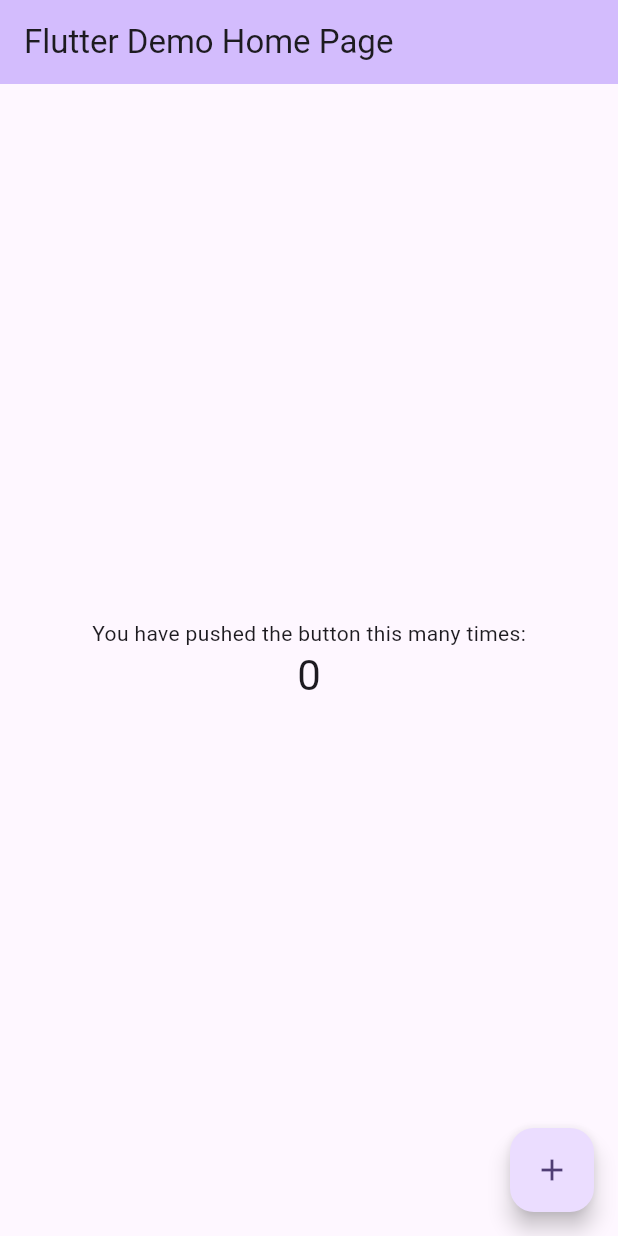
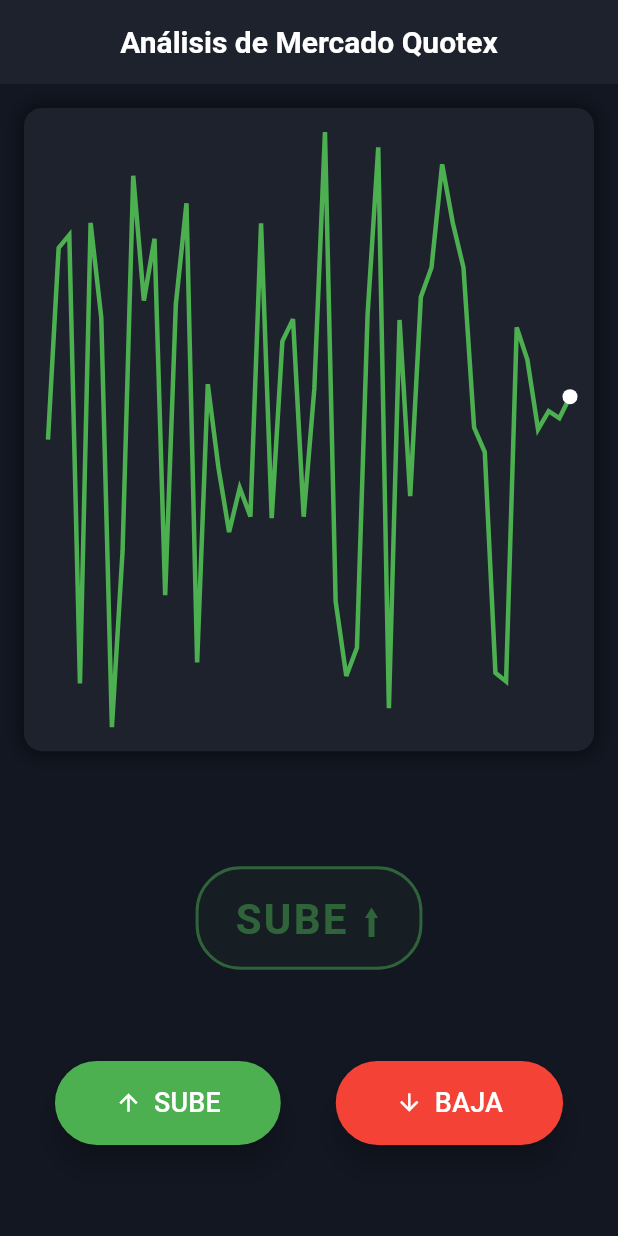
Before and after one commit to could-ai/019a5729-bf36-78be-8293-316d870344e5, a Flutter app: the screen it shows after launch, on a phone screen of 412 x 824 dp. Run offline on Flutter 3.47's test engine with Material 3 defaults, Android fonts, the phone set to English and light mode, and no system bars.

Commit message:
He reestructurado `main.dart` para establecer el tema visual de la aplicación y he configurado `MarketAnalysisScreen` como la pantalla de inicio. El nuevo tema utiliza una paleta de colores oscuros, adecuada para aplicaciones financieras, mejorando la legibilidad y la experiencia del usuario.; He creado la pantalla principal `MarketAnalysisScreen`, que ahora contiene la lógica para simular y visualizar datos de mercado en tiempo real. He implementado un gráfico dinámico utilizando `CustomPaint` que se actualiza periódicamente para reflejar las fluctuaciones del mercado. Además, he añadido una sección de "predicción" simulada y botones de operación ("SUBE"/"BAJA") para proporcionar una interfaz de usuario interactiva y completa.

```diff
--- a/usr/lib/main.dart
+++ b/usr/lib/main.dart
@@ -1,4 +1,5 @@
 import 'package:flutter/material.dart';
+import 'screens/market_analysis_screen.dart';
 
 void main() {
   runApp(const MyApp());
@@ -7,114 +8,29 @@ void main() {
 class MyApp extends StatelessWidget {
   const MyApp({super.key});
 
-  // This widget is the root of your application.
   @override
   Widget build(BuildContext context) {
     return MaterialApp(
-      title: 'Flutter Demo',
+      title: 'Quotex Market Analysis',
       debugShowCheckedModeBanner: false,
       theme: ThemeData(
-        // This is the theme of your application.
-        //
-        // TRY THIS: Try running your application with "flutter run". You'll see
-        // the application has a purple toolbar. Then, without quitting the app,
-        // try changing the seedColor in the colorScheme below to Colors.green
-        // and then invoke "hot reload" (save your changes or press the "hot
-        // reload" button in a Flutter-supported IDE, or press "r" if you used
-        // the command line to start the app).
-        //
-        // Notice that the counter didn't reset back to zero; the application
-        // state is not lost during the reload. To reset the state, use hot
-        // restart instead.
-        //
-        // This works for code too, not just values: Most code changes can be
-        // tested with just a hot reload.
-        colorScheme: ColorScheme.fromSeed(seedColor: Colors.deepPurple),
+        primarySwatch: Colors.blue,
+        scaffoldBackgroundColor: const Color(0xFF131722),
+        appBarTheme: const AppBarTheme(
+          backgroundColor: Color(0xFF1e222d),
+          elevation: 0,
+          titleTextStyle: TextStyle(
+            color: Colors.white,
+            fontSize: 20,
+            fontWeight: FontWeight.bold,
+          ),
+        ),
+        textTheme: const TextTheme(
+          bodyLarge: TextStyle(color: Colors.white),
+          bodyMedium: TextStyle(color: Colors.white70),
+        ),
       ),
-      home: const MyHomePage(title: 'Flutter Demo Home Page'),
+      home: const MarketAnalysisScreen(),
     );
   }
 }
-
-class MyHomePage extends StatefulWidget {
-  const MyHomePage({super.key, required this.title});
-
-  // This widget is the home page of your application. It is stateful, meaning
-  // that it has a State object (defined below) that contains fields that affect
-  // how it looks.
-
-  // This class is the configuration for the state. It holds the values (in this
-  // case the title) provided by the parent (in this case the App widget) and
-  // used by the build method of the State. Fields in a Widget subclass are
-  // always marked "final".
-
-  final String title;
-
-  @override
-  State<MyHomePage> createState() => _MyHomePageState();
-}
-
-class _MyHomePageState extends State<MyHomePage> {
-  int _counter = 0;
-
-  void _incrementCounter() {
-    setState(() {
-      // This call to setState tells the Flutter framework that something has
-      // changed in this State, which causes it to rerun the build method below
-      // so that the display can reflect the updated values. If we changed
-      // _counter without calling setState(), then the build method would not be
-      // called again, and so nothing would appear to happen.
-      _counter++;
-    });
-  }
-
-  @override
-  Widget build(BuildContext context) {
-    // This method is rerun every time setState is called, for instance as done
-    // by the _incrementCounter method above.
-    //
-    // The Flutter framework has been optimized to make rerunning build methods
-    // fast, so that you can just rebuild anything that needs updating rather
-    // than having to individually change instances of widgets.
-    return Scaffold(
-      appBar: AppBar(
-        // TRY THIS: Try changing the color here to a specific color (to
-        // Colors.amber, perhaps?) and trigger a hot reload to see the AppBar
-        // change color while the other colors stay the same.
-        backgroundColor: Theme.of(context).colorScheme.inversePrimary,
-        // Here we take the value from the MyHomePage object that was created by
-        // the App.build method, and use it to set our appbar title.
-        title: Text(widget.title),
-      ),
-      body: Center(
-        // Center is a layout widget. It takes a single child and positions it
-        // in the middle of the parent.
-        child: Column(
-          // Column is also a layout widget. It takes a list of children and
-          // arranges them vertically. By default, it sizes itself to fit its
-          // children horizontally, and tries to be as tall as its parent.
-          //
-          // Column has various properties to control how it sizes itself and
-          // how it positions its children. Here we use mainAxisAlignment to
-          // center the children vertically; the main axis here is the vertical
-          // axis because Columns are vertical (the cross axis would be
-          // horizontal).
-          //
-          // TRY THIS: Invoke "debug painting" (choose the "Toggle Debug Paint"
-          // action in the IDE, or press "p" in the console), to see the
-          // wireframe for each widget.
-          mainAxisAlignment: MainAxisAlignment.center,
-          children: <Widget>[
-            const Text('You have pushed the button this many times:'),
-            Text('$_counter', style: Theme.of(context).textTheme.headlineMedium),
-          ],
-        ),
-      ),
-      floatingActionButton: FloatingActionButton(
-        onPressed: _incrementCounter,
-        tooltip: 'Increment',
-        child: const Icon(Icons.add),
-      ), // This trailing comma makes auto-formatting nicer for build methods.
-    );
-  }
-}
--- /dev/null
+++ b/usr/lib/screens/market_analysis_screen.dart
@@ -0,0 +1,233 @@
+import 'dart:async';
+import 'dart:math';
+import 'package:flutter/material.dart';
+
+class MarketAnalysisScreen extends StatefulWidget {
+  const MarketAnalysisScreen({super.key});
+
+  @override
+  State<MarketAnalysisScreen> createState() => _MarketAnalysisScreenState();
+}
+
+class _MarketAnalysisScreenState extends State<MarketAnalysisScreen> {
+  final List<double> _marketData = [];
+  String _prediction = 'Analizando...';
+  bool _showPrediction = false;
+  late Timer _timer;
+  final Random _random = Random();
+
+  @override
+  void initState() {
+    super.initState();
+    _generateInitialMarketData();
+    _startMarketSimulation();
+  }
+
+  void _generateInitialMarketData() {
+    for (int i = 0; i < 50; i++) {
+      _marketData.add(_random.nextDouble() * 100 + 50);
+    }
+  }
+
+  void _startMarketSimulation() {
+    _timer = Timer.periodic(const Duration(seconds: 2), (timer) {
+      _updateMarketData();
+      _makePrediction();
+    });
+  }
+
+  void _updateMarketData() {
+    setState(() {
+      final lastValue = _marketData.last;
+      double change = (_random.nextDouble() * 2 - 1) * 5; // Fluctuación
+      double newValue = lastValue + change;
+      if (newValue < 10) newValue = 10;
+      if (newValue > 190) newValue = 190;
+
+      _marketData.add(newValue);
+      if (_marketData.length > 50) {
+        _marketData.removeAt(0);
+      }
+    });
+  }
+
+  void _makePrediction() {
+    setState(() {
+      // Lógica de predicción simulada
+      final lastValue = _marketData.last;
+      final previousValue = _marketData[_marketData.length - 2];
+      if (lastValue > previousValue) {
+        _prediction = 'SUBE ⬆';
+      } else {
+        _prediction = 'BAJA ⬇';
+      }
+      _showPrediction = true;
+    });
+
+    Future.delayed(const Duration(milliseconds: 1500), () {
+      if (mounted) {
+        setState(() {
+          _showPrediction = false;
+        });
+      }
+    });
+  }
+
+  @override
+  void dispose() {
+    _timer.cancel();
+    super.dispose();
+  }
+
+  @override
+  Widget build(BuildContext context) {
+    return Scaffold(
+      appBar: AppBar(
+        title: const Text('Análisis de Mercado Quotex'),
+        centerTitle: true,
+      ),
+      body: Column(
+        children: [
+          Expanded(
+            flex: 3,
+            child: Container(
+              padding: const EdgeInsets.all(16.0),
+              margin: const EdgeInsets.all(16.0),
+              decoration: BoxDecoration(
+                color: const Color(0xFF1e222d),
+                borderRadius: BorderRadius.circular(12),
+                boxShadow: [
+                  BoxShadow(
+                    color: Colors.black.withOpacity(0.5),
+                    spreadRadius: 2,
+                    blurRadius: 10,
+                  ),
+                ],
+              ),
+              child: _marketData.isEmpty
+                  ? const Center(child: CircularProgressIndicator())
+                  : CustomPaint(
+                      painter: MarketChartPainter(_marketData),
+                      size: Size.infinite,
+                    ),
+            ),
+          ),
+          Expanded(
+            flex: 2,
+            child: _buildPredictionAndControls(),
+          ),
+        ],
+      ),
+    );
+  }
+
+  Widget _buildPredictionAndControls() {
+    return Column(
+      mainAxisAlignment: MainAxisAlignment.spaceEvenly,
+      children: [
+        AnimatedOpacity(
+          opacity: _showPrediction ? 1.0 : 0.0,
+          duration: const Duration(milliseconds: 500),
+          child: Container(
+            padding: const EdgeInsets.symmetric(vertical: 12, horizontal: 24),
+            decoration: BoxDecoration(
+              color: _prediction.contains('SUBE') ? Colors.green.withOpacity(0.1) : Colors.red.withOpacity(0.1),
+              borderRadius: BorderRadius.circular(30),
+              border: Border.all(
+                color: _prediction.contains('SUBE') ? Colors.green : Colors.red,
+                width: 2,
+              ),
+            ),
+            child: Text(
+              _prediction,
+              style: TextStyle(
+                fontSize: 28,
+                fontWeight: FontWeight.bold,
+                color: _prediction.contains('SUBE') ? Colors.green : Colors.red,
+                letterSpacing: 1.5,
+              ),
+            ),
+          ),
+        ),
+        Row(
+          mainAxisAlignment: MainAxisAlignment.spaceEvenly,
+          children: [
+            _buildTradeButton('SUBE', Icons.arrow_upward, Colors.green),
+            _buildTradeButton('BAJA', Icons.arrow_downward, Colors.red),
+          ],
+        ),
+      ],
+    );
+  }
+
+  Widget _buildTradeButton(String text, IconData icon, Color color) {
+    return ElevatedButton.icon(
+      onPressed: () {
+        // Lógica para ejecutar la operación
+        ScaffoldMessenger.of(context).showSnackBar(
+          SnackBar(
+            content: Text('Operación "$text" ejecutada.'),
+            backgroundColor: color,
+          ),
+        );
+      },
+      icon: Icon(icon, color: Colors.white),
+      label: Text(text, style: const TextStyle(color: Colors.white, fontSize: 18)),
+      style: ElevatedButton.styleFrom(
+        backgroundColor: color,
+        padding: const EdgeInsets.symmetric(horizontal: 40, vertical: 15),
+        shape: RoundedRectangleBorder(
+          borderRadius: BorderRadius.circular(30),
+        ),
+        elevation: 8,
+      ),
+    );
+  }
+}
+
+class MarketChartPainter extends CustomPainter {
+  final List<double> data;
+  MarketChartPainter(this.data);
+
+  @override
+  void paint(Canvas canvas, Size size) {
+    if (data.isEmpty) return;
+
+    final double width = size.width;
+    final double height = size.height;
+    final double dx = width / (data.length - 1);
+
+    final double minData = data.reduce(min);
+    final double maxData = data.reduce(max);
+    final double dataRange = maxData - minData;
+
+    final Path path = Path();
+    path.moveTo(0, height - ((data[0] - minData) / dataRange * height));
+
+    for (int i = 1; i < data.length; i++) {
+      path.lineTo(i * dx, height - ((data[i] - minData) / dataRange * height));
+    }
+
+    final Paint paint = Paint()
+      ..color = data.last > data.first ? Colors.green : Colors.red
+      ..style = PaintingStyle.stroke
+      ..strokeWidth = 3.0;
+
+    canvas.drawPath(path, paint);
+
+    // Dibuja un círculo en el último punto
+    final Paint circlePaint = Paint()
+      ..color = Colors.white
+      ..style = PaintingStyle.fill;
+    canvas.drawCircle(
+      Offset((data.length - 1) * dx, height - ((data.last - minData) / dataRange * height)),
+      5,
+      circlePaint,
+    );
+  }
+
+  @override
+  bool shouldRepaint(covariant CustomPainter oldDelegate) {
+    return true;
+  }
+}
```
